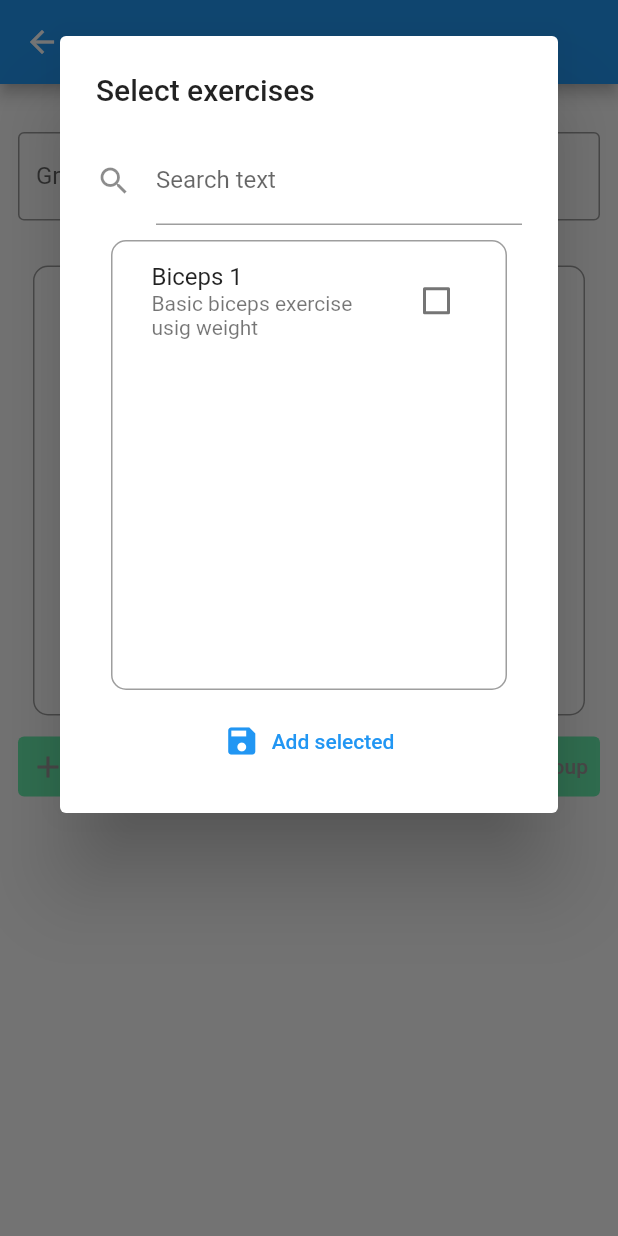
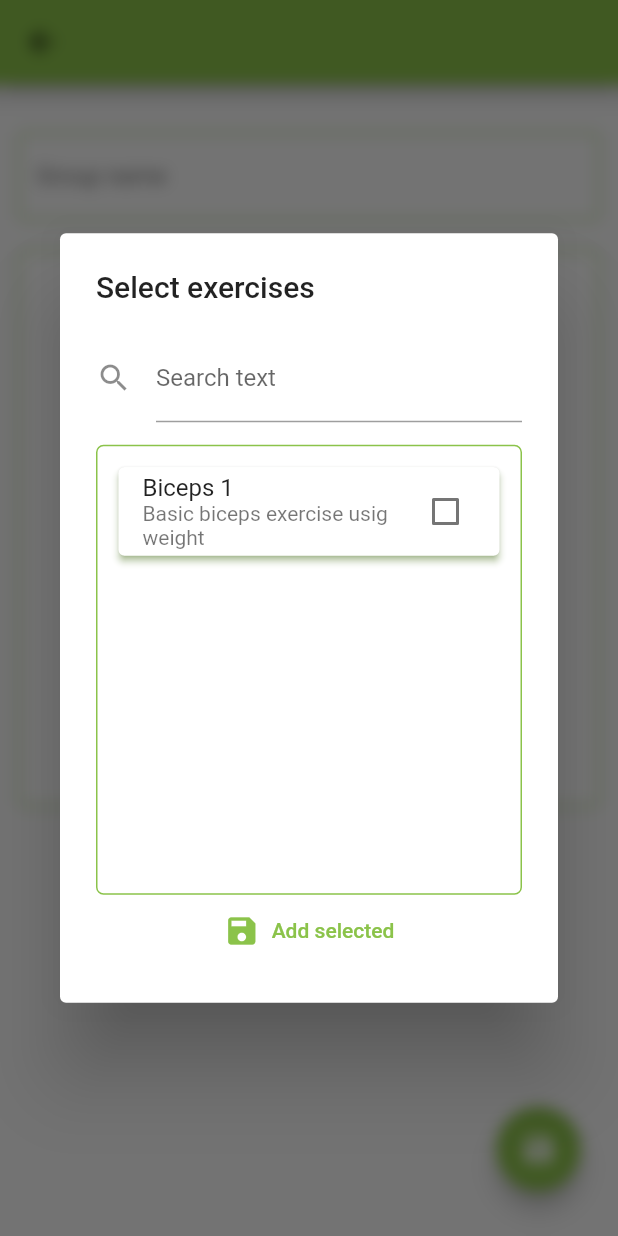
Before and after one commit to aggeloskoutanis/gym_buddy, a Flutter app: the AddMuscleGroupScreen screen opened by its route, after a tap on "Add exercises", on a phone screen of 412 x 824 dp. Run offline on Flutter 3.47's test engine with Material 2 defaults, Android fonts, the phone set to English and light mode, and no system bars; our stand-ins replace sqflite; accounts and stored records are empty.

Commit message:
- Various UI modifications for a better UX

```diff
--- a/lib/helpers/style_helpers.dart
+++ b/lib/helpers/style_helpers.dart
@@ -2,14 +2,14 @@ import 'package:flutter/material.dart';
 
 class StyleHelpers {
 
-  static Widget frameContainer(Widget child, double height) {
+  static Widget frameContainer(Widget child, double height, context) {
     return Container(
         decoration: BoxDecoration(
           color: Colors.white,
-          border: Border.all(color: Colors.grey),
-          borderRadius: BorderRadius.circular(10),
+          border: Border.all(color: Theme.of(context).primaryColor),
+          borderRadius: BorderRadius.circular(5),
         ),
-        margin: const EdgeInsets.all(10),
+        margin: const EdgeInsets.all(0),
         padding: const EdgeInsets.all(10),
         height: height,
         width: 400,
--- a/lib/main.dart
+++ b/lib/main.dart
@@ -25,7 +25,14 @@ class MyApp extends StatelessWidget {
       child: MaterialApp(
         title: 'Flutter Demo',
         theme: ThemeData(
-          primarySwatch: Colors.blue,
+          primarySwatch: Colors.lightGreen,
+          textTheme: TextTheme(
+            bodyText1: TextStyle(),
+            bodyText2: TextStyle()
+          ).apply(
+            bodyColor: Colors.black54,
+            displayColor: Colors.white
+          )
         ),
         home: const MuscleGroupScreen(),
         routes: {
--- a/lib/screens/add_muscle_group_screen.dart
+++ b/lib/screens/add_muscle_group_screen.dart
@@ -18,7 +18,14 @@ class _AddMuscleGroupScreenState extends State<AddMuscleGroupScreen> {
   Widget build(BuildContext context) {
     return Scaffold(
       appBar: AppBar(),
-      body: Column(
+      body: GestureDetector(
+
+        onTap: () {
+
+          FocusManager.instance.primaryFocus?.unfocus();
+
+        },
+        child: Column(
           children: [
             const SizedBox(
               height: 20,
@@ -30,8 +37,13 @@ class _AddMuscleGroupScreenState extends State<AddMuscleGroupScreen> {
                   child: Column(
                     children: [
                       TextField(
-                      decoration: const InputDecoration(
+
+                        decoration: InputDecoration(
+                            enabledBorder: OutlineInputBorder(
+                              borderSide: BorderSide(color: Theme.of(context).primaryColor),
+                            ),
                             labelText: 'Group name',
+
                             border: OutlineInputBorder()),
                         controller: _groupNameController,
                       ),
@@ -42,16 +54,30 @@ class _AddMuscleGroupScreenState extends State<AddMuscleGroupScreen> {
                         height: 10,
                       ),
                       MultipleSearch(),
-                    const SizedBox(
-                      height: 10,
-                    ),
+
+
                     ],
                   ),
+                ),
+              ),
+            ),
+            Container(
+              margin: const EdgeInsets.symmetric(horizontal: 25, vertical: 30),
+              child: Align(
+                alignment: Alignment.bottomRight,
+                child: FloatingActionButton(
+                  child: const Icon(Icons.save, color: Colors.white,),
+                  onPressed: () {
+
+
+
+                  },
                 ),
               ),
             )
           ],
         ),
+      ),
     );
   }
 }
--- a/lib/widgets/exercise_alert_dialog.dart
+++ b/lib/widgets/exercise_alert_dialog.dart
@@ -1,3 +1,5 @@
+import 'dart:ui';
+
 import 'package:flutter/material.dart';
 import 'package:provider/provider.dart';
 
@@ -6,14 +8,19 @@ import '../models/exercise.dart';
 import '../helpers/style_helpers.dart';
 
 class ExerciseAlertDialog extends StatefulWidget {
-  ExerciseAlertDialog({required this.getCheckedOutExercises, Key? key}) : super(key: key);
+  ExerciseAlertDialog({required this.getCheckedOutExercises, Key? key})
+      : super(key: key);
   final List<Exercise> exercises = [];
   Function(List<Exercise>) getCheckedOutExercises;
+
   @override
   _ExerciseAlertDialogState createState() => _ExerciseAlertDialogState();
 }
 
-class _ExerciseAlertDialogState extends State<ExerciseAlertDialog> {
+class _ExerciseAlertDialogState extends State<ExerciseAlertDialog>
+    with SingleTickerProviderStateMixin {
+  late AnimationController controller;
+  late Animation<double> scaleAnimation;
 
   final _selectedExerciseController = TextEditingController();
 
@@ -26,12 +33,25 @@ class _ExerciseAlertDialogState extends State<ExerciseAlertDialog> {
     // Clean up the controller when the widget is removed from the
     // widget tree.
     _selectedExerciseController.dispose();
+
     super.dispose();
   }
 
   @override
   void initState() {
     super.initState();
+
+    controller = AnimationController(
+        vsync: this, duration: const Duration(milliseconds: 450));
+
+    scaleAnimation =
+        CurvedAnimation(parent: controller, curve: Curves.elasticInOut);
+
+    controller.addListener(() {
+      setState(() {});
+    });
+
+    controller.forward();
 
     _scrollController = ScrollController();
     _onChangeValue = '';
@@ -44,19 +64,26 @@ class _ExerciseAlertDialogState extends State<ExerciseAlertDialog> {
     print('Second text field: ${_selectedExerciseController.text}');
   }
 
-
   @override
   Widget build(BuildContext context) {
-    return SingleChildScrollView(
+    return BackdropFilter(
+        filter: ImageFilter.blur(sigmaX: 5, sigmaY: 5),
+        child: ScaleTransition(
+          scale: scaleAnimation,
+          child: ConstrainedBox(
+
+            constraints: BoxConstraints(maxHeight: MediaQuery.of(context).size.height * 0.8),
             child: AlertDialog(
+
               title: const Text('Select exercises'),
-        content: Column(children: [
+              content: SingleChildScrollView(
+
+                child: Column(children: [
                   TextField(
                     controller: _selectedExerciseController,
                     // onTap: () => showSearch(context: context, delegate: ExerciseSearch()),
                     decoration: const InputDecoration(
-                labelText: 'Search text',
-                icon: Icon(Icons.search)),
+                        labelText: 'Search text', icon: Icon(Icons.search)),
                     onTap: () {},
                     onChanged: (value) {
                       setState(() {
@@ -68,13 +95,12 @@ class _ExerciseAlertDialogState extends State<ExerciseAlertDialog> {
                     },
                     keyboardType: TextInputType.name,
                   ),
+                  SizedBox(height: 15,),
                   StreamBuilder(
-            initialData:
-            Provider.of<Exercises>(context, listen: false)
+                    initialData: Provider.of<Exercises>(context, listen: false)
                         .fetchAndSetExercises(),
                     builder: (context, snapshot) =>
-            snapshot.connectionState ==
-                ConnectionState.waiting
+                        snapshot.connectionState == ConnectionState.waiting
                             ? const Center(
                                 child: CircularProgressIndicator(),
                               )
@@ -85,14 +111,15 @@ class _ExerciseAlertDialogState extends State<ExerciseAlertDialog> {
                                 builder: (context, exercises, ch) =>
                                     exercises.items.isEmpty
                                         ? ch as Widget
-                    : _buildListOfExercises(
-                    exercises.items)),
+                                        : _buildListOfExercises(exercises.items)),
                   ),
                 ]),
               ),
+            ),
+          ),
+        ),
       );
   }
-
 
   Widget _buildListOfExercises(table) {
     List<Exercise> tempTable = table;
@@ -103,39 +130,38 @@ class _ExerciseAlertDialogState extends State<ExerciseAlertDialog> {
     _isSelected = List.filled(tempTable.length, false);
 
     if (tempTable.isEmpty) {
+      return StyleHelpers.frameContainer(
+              GestureDetector(
+                onTap: () {
 
-      return StyleHelpers.frameContainer(
-          Row(
-            children: [
-              Container(
-                child: const Text(
-                  'No exercise found!',
-                ),
-                margin: const EdgeInsets.all(20),
-              ),
-              Expanded(
-                  child: Container(
-                    width: 60,
-                  )),
-              IconButton(
-                icon: const Icon(Icons.add),
-                color: Colors.deepPurple,
-                onPressed: () {
                   setState(() {
                     Provider.of<Exercises>(context, listen: false)
                         .insertNewExercise(_onChangeValue);
                   });
 
                   const SnackBar snackBar =
-                  SnackBar(content: Text('New exercise has been added!'));
+                  SnackBar(content:
+                          Text('New exercise has been added!'));
                   ScaffoldMessenger.of(context).showSnackBar(snackBar);
+
+                  WidgetsBinding.instance?.focusManager.primaryFocus?.unfocus();
+
                 },
-              )
-            ],
+                child: Card(
+                  elevation: 2,
+                  shadowColor: Theme.of(context).primaryColor,
+                  child: const Padding(
+                    padding: EdgeInsets.only(top: 20, left: 8),
+                    child:
+                      Text(
+                        'No exercise found! Tap here to add this exercise.' ,
                       ),
-          100);
+                  ),
+                ),
+              ),
+          100,
+          context);
     } else {
-
       return SingleChildScrollView(
         scrollDirection: Axis.vertical,
         child: Column(
@@ -148,7 +174,10 @@ class _ExerciseAlertDialogState extends State<ExerciseAlertDialog> {
                     scrollDirection: Axis.vertical,
                     shrinkWrap: true,
                     itemCount: tempTable.length,
-                      itemBuilder: (ctx, i) => CheckboxListTile(
+                    itemBuilder: (ctx, i) => Card(
+                          elevation: 2,
+                          shadowColor: Theme.of(context).primaryColor,
+                          child: CheckboxListTile(
                             autofocus: false,
                             title: Text(tempTable[i].name),
                             subtitle: Text(tempTable[i].desc),
@@ -160,9 +189,9 @@ class _ExerciseAlertDialogState extends State<ExerciseAlertDialog> {
                             },
                             value: _isSelected[i],
                           ),
-                    );
+                        ));
               },
-                ), 300),
+            ), 300, context),
             TextButton.icon(
                 onPressed: () {
                   Navigator.pop(context);
--- a/lib/widgets/multiple_search.dart
+++ b/lib/widgets/multiple_search.dart
@@ -16,7 +16,6 @@ class _MultipleSearchState extends State<MultipleSearch> {
 
   List<Exercise> _selectedExercises = [];
 
-
   @override
   void dispose() {
     // Clean up the controller when the widget is removed from the
@@ -32,7 +31,6 @@ class _MultipleSearchState extends State<MultipleSearch> {
     // Start listening to changes.
   }
 
-
   @override
   Widget build(BuildContext context) {
     return Column(
@@ -41,53 +39,37 @@ class _MultipleSearchState extends State<MultipleSearch> {
             ListView.builder(
               itemCount: _selectedExercises.length,
               shrinkWrap: true,
-                itemBuilder: (ctx, i) => ListTile(
+              itemBuilder: (ctx, i) => Card(
+                elevation: 2,
+                shadowColor: Theme.of(context).primaryColor,
+                child: ListTile(
                   title: Text(_selectedExercises[i].name),
                   subtitle: Text(_selectedExercises[i].desc),
-                    )),
-            300),
-        Row(
-          mainAxisAlignment: MainAxisAlignment.spaceBetween,
-          children: [
-            TextButton.icon(
-              style: TextButton.styleFrom(
-                backgroundColor: Colors.greenAccent,
-                primary: Colors.grey,
                 ),
-              icon: const Icon(Icons.add),
+              ),
+            ),
+            MediaQuery.of(context).size.height * 0.45, context),
+            ElevatedButton(
+
+            style: ButtonStyle(
+              shadowColor: MaterialStateProperty.all(Theme.of(context).primaryColor),
+              elevation: MaterialStateProperty.all(5)
+
+            ),
             onPressed: () {
               showDialog(
                   context: context,
                   builder: (context) {
-                      return ExerciseAlertDialog(
-                          getCheckedOutExercises: (List<Exercise> checkedExercises){
-
-                            setState((){
-                                _selectedExercises =   checkedExercises;
+                    return ExerciseAlertDialog(getCheckedOutExercises:
+                        (List<Exercise> checkedExercises) {
+                      setState(() {
+                        _selectedExercises = checkedExercises;
                       });
-
                     });
-
                   });
-              },
-              label: const Text('Add exercises'),
+            }, child: const Text('Add exercises', style: TextStyle(color: Colors.white),),
           ),
-            TextButton.icon(
-              style: TextButton.styleFrom(
-                backgroundColor: Colors.greenAccent,
-                primary: Colors.grey,
-              ),
-              icon: const Icon(Icons.save),
-              onPressed: () {},
-              label: const Text('Add new group'),
-            )
-          ],
-        )
       ],
     );
   }
-
-
-
-
 }
```
Lines whose indentation alone changed are shown as unchanged.
